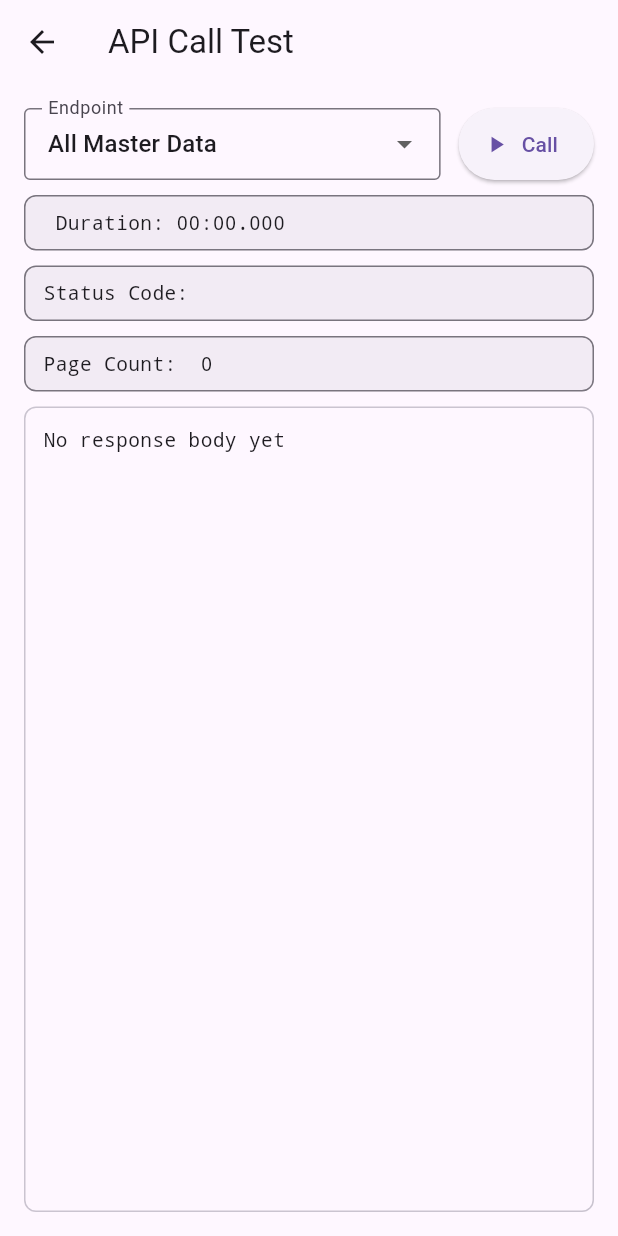
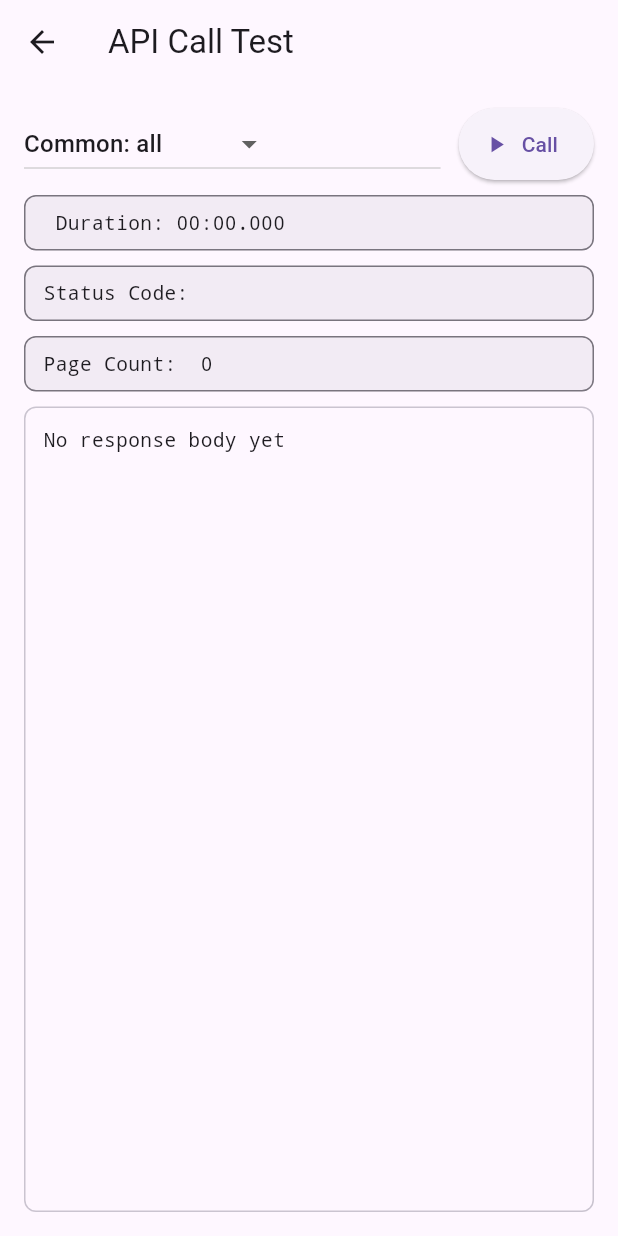
Before and after one commit to leoccccccchu/keyence_flutter_demo, a Flutter app: the screen it shows after launch, after a tap on "API Test", on a phone screen of 412 x 824 dp. Run offline on Flutter 3.47's test engine with Material 3 defaults, Android fonts, the phone set to English and light mode, and no system bars; our stand-ins replace dio; network calls fail.

Commit message:
update api test page

```diff
--- a/lib/api_test.dart
+++ b/lib/api_test.dart
@@ -14,36 +14,46 @@ class ApiTestPage extends StatefulWidget {
   State<ApiTestPage> createState() => _ApiTestPageState();
 }
 
-//Endpoint dropdown list
-enum Endpoint {
-  all,
+//Common Endpoint for all companies
+enum Commonendpoint {
+  all, //call all master data realated endpoints
   hhtlogin,
-  hhtitems,
-  hhtbarcodes,
-  hhtlocations,
-  hhtturncodes,
 }
 
-Endpoint _selected = Endpoint.values.first;
+//Endpoint for CDN
+enum CDNendpoint { hhtitems, hhtbarcodes, hhtlocations, hhtturncodes }
 
-extension EndpointLabel on Endpoint {
-  String get label {
-    switch (this) {
-      case Endpoint.all:
-        return 'All Master Data';
-      case Endpoint.hhtlogin:
-        return 'Login';
-      case Endpoint.hhtitems:
-        return 'Item';
-      case Endpoint.hhtbarcodes:
-        return 'Barcode';
-      case Endpoint.hhtlocations:
-        return 'Location';
-      case Endpoint.hhtturncodes:
-        return 'Turn Code';
-    }
-  }
+//Endpoint for LL
+enum LLendpoint { hhtitems, hhtbarcodes, hhtlocations }
+
+// Simple wrapper so DropdownButton has one type
+class EndpointOption {
+  final String endpointLabel;
+  final String endpointCompany;
+  final String endpointValue; // holds enum value
+  const EndpointOption(
+    this.endpointLabel,
+    this.endpointCompany,
+    this.endpointValue,
+  );
+
+  get name => null;
 }
+
+// Build one flat list of all enum values
+final options = [
+  ...Commonendpoint.values.map(
+    (e) => EndpointOption("Common: ${e.name}", '', e.name),
+  ),
+  ...CDNendpoint.values.map(
+    (e) => EndpointOption("CDN: ${e.name}", 'CDN', e.name),
+  ),
+  ...LLendpoint.values.map(
+    (e) => EndpointOption("LL: ${e.name}", 'LL', e.name),
+  ),
+];
+
+EndpointOption? selected;
 
 class _ApiTestPageState extends State<ApiTestPage> {
   final _scroll = ScrollController();
@@ -72,43 +82,53 @@ class _ApiTestPageState extends State<ApiTestPage> {
   @override
   void initState() {
     super.initState();
-    _selected = Endpoint.values.first; // reset every time page is created
+    // 👇 pre-select the first option
+    selected = options.first;
   }
 
+  //API CalL
   // Example of using it (e.g., inside your button handler)
   Future<void> onCallPressed() async {
     resetResult();
-    final results = await selectEndPointAsync(dio);
-    updateResult(results);
+    await selectEndPointAsync(dio);
+    //Make end for "all"
+    if (selected?.endpointValue == "all") {
+      updateResultEnd();
+    }
   }
 
   // Call ALL endpoints concurrently
-  Future<List<Map<String, dynamic>>> selectEndPointAsync(Dio dio) async {
+  Future<void> selectEndPointAsync(Dio dio) async {
     //select endpoints based on the dropdown selection
     // If "all" is selected, call all endpoints
-    List endpoints = <Endpoint>[];
-    switch (_selected) {
-      case Endpoint.all:
+    List endpoints = <EndpointOption>[];
+    switch (selected?.endpointValue) {
+      case 'all':
         endpoints = [
-          // Endpoint.hhtlogin,  //login not for master data
-          Endpoint.hhtitems,
-          Endpoint.hhtbarcodes,
-          Endpoint.hhtlocations,
-          Endpoint.hhtturncodes,
+          //fill in multiple endpoints
+          EndpointOption("", 'CDN', 'hhtitems'),
+          EndpointOption("", 'CDN', 'hhtbarcodes'),
+          EndpointOption("", 'CDN', 'hhtlocations'),
+          EndpointOption("", 'CDN', 'hhtturncodes'),
+          EndpointOption("", 'LL', 'hhtitems'),
+          EndpointOption("", 'LL', 'hhtbarcodes'),
+          EndpointOption("", 'LL', 'hhtlocations'),
         ];
       default:
-        endpoints = [_selected];
+        endpoints = [selected];
     }
 
     //for each endpoint on list, call the API and return a list of results
     final futures = endpoints
         .map((endpoint) => _callEndPoint(dio, endpoint))
         .toList();
-    return await Future.wait(futures);
+    // 3) Wait for *all* to complete
+    await Future.wait(futures); // ← this ensures we wait before returning
   }
 
   // Call a single endpoint and return the result
-  Future<Map<String, dynamic>> _callEndPoint(Dio dio, Endpoint ep) async {
+  Future<void> _callEndPoint(Dio dio, EndpointOption ep) async {
+    late final Map<String, dynamic> result;
     final sw = Stopwatch()..start(); // mark start
     int page = 0;
     String status = '--';
@@ -125,7 +145,7 @@ class _ApiTestPageState extends State<ApiTestPage> {
           options: Options(
             headers: {
               //change to config later
-              'Company': 'CDN',
+              'Company': ep.endpointCompany,
               //change to config later
               'Prefer': 'odata.maxpagesize=5000',
             },
@@ -142,7 +162,7 @@ class _ApiTestPageState extends State<ApiTestPage> {
         //only keep preview of the last page
         if (url == null) {
           status = response.statusCode.toString();
-          if (_selected != Endpoint.all) {
+          if (selected?.endpointValue != "all") {
             responseBodyFull = _prettyJson(
               response.data,
             ); // keep full, off-screen
@@ -151,66 +171,72 @@ class _ApiTestPageState extends State<ApiTestPage> {
       }
 
       sw.stop();
-
-      return {
-        'endpoint': ep.name,
+      result = {
+        'endpoint': ep.endpointValue,
+        'company': ep.endpointCompany,
         'status': status,
         'duration': fmtMinSecMs(sw.elapsed),
         'page': page,
         'data': responseBodyFull, // keep full data for debugging
       };
+      // listReult = [result];
+      updateResult([result]);
     } catch (e) {
       sw.stop();
-      return {
-        'endpoint': ep.name,
+      result = {
+        'endpoint': ep.endpointValue,
         'status': 'ERR',
         'duration': fmtMinSecMs(sw.elapsed),
         'error': e.toString(),
       };
+      updateResult([result]);
     }
+    // return result;
   }
 
-  final endpoint = _selected.name;
+  // final endpoint = selected?.name;
   // final fqdn = "bc.cosme.work"; //change to config later
   // final port = "7078"; //change to config later
   final fqdn = "bc-dev-ra.cosme.work"; //change to config later
   final port = "2053"; //change to config later
-  Uri _bcUri(Endpoint e, {Map<String, String>? qp}) {
+  Uri _bcUri(EndpointOption e, {Map<String, String>? qp}) {
     return Uri(
       scheme: 'https',
       host: fqdn,
       port: int.parse(port),
       path:
-          '/HHTAPI/api/CDN/HHT/v2.0/${e.name}', // <= hhtlogin / hhtitems / hhtlocations
+          '/HHTAPI/api/CDN/HHT/v2.0/${e.endpointValue}', // <= hhtlogin / hhtitems / hhtlocations
       queryParameters: qp,
     );
   }
 
-  Map<String, String>? _defaultQuery(Endpoint e) {
-    switch (e) {
-      case Endpoint.hhtlogin:
-        return {
+  Map<String, String>? _defaultQuery(EndpointOption e) {
+    Map<String, String> filter = {};
+    switch (e.endpointValue) {
+      case "hhtlogin":
+        filter = {
           r'$filter':
               "name eq 'ONECOM' and password eq '1234' and hhtId eq 'HHT001'", //change to config later
           r'$expand': 'hhtcompanies', //change to config later
         };
-      case Endpoint.hhtitems:
-        return {
+      case "hhtitems":
+        filter = {
           r'$select': //only return needed fields, this can make payload much smaller and faster
               'number,whCode,description,net,color,brand,itemCateCode,itemSubCate1,itemSubCate2,lastModifyDateTime',
         };
-      case Endpoint.hhtbarcodes:
-        return {
+      case "hhtbarcodes":
+        filter = {
           r'$select': //only return needed fields, this can make payload much smaller and faster
               'number,barcode,lastModifyDateTime',
         };
-      case Endpoint.hhtlocations:
-        return {};
-      case Endpoint.hhtturncodes:
-        return {};
-      case Endpoint.all:
-        return {};
+      case "hhtlocations":
+        filter = {};
+      case "hhtturncodes":
+        filter = {};
+      case "all":
+        filter = {};
     }
+    return filter;
   }
 
   String _prettyJson(dynamic data) {
@@ -250,15 +276,15 @@ class _ApiTestPageState extends State<ApiTestPage> {
   void updateResult(List<Map<String, dynamic>> results) {
     if (!mounted) return;
     String body = '';
-    if (_selected == Endpoint.all) {
+    if (selected?.endpointValue == "all") {
       body = results
           .map(
             (r) =>
-                '• ${r['endpoint']} -${r['status']} | ${r['page']} | ${r['duration']}',
+                '• ${r['company']} ${r['endpoint']} -${r['status']} | ${r['page']} | ${r['duration']}',
           )
           .join('\n');
       setState(() {
-        responseBodyPreview = body;
+        responseBodyPreview += '$body\n';
       });
     } else {
       final r = results.first; // only one result
@@ -269,6 +295,13 @@ class _ApiTestPageState extends State<ApiTestPage> {
         pageCount = r['page'] is int ? r['page'] as int : 0;
       });
     }
+  }
+
+  void updateResultEnd() {
+    if (!mounted) return;
+    setState(() {
+      responseBodyPreview += '\n End';
+    });
   }
 
   @override
@@ -290,21 +323,20 @@ class _ApiTestPageState extends State<ApiTestPage> {
             Row(
               children: [
                 Expanded(
-                  child: DropdownButtonFormField<Endpoint>(
-                    initialValue: _selected,
-                    decoration: const InputDecoration(
-                      labelText: 'Endpoint',
-                      border: OutlineInputBorder(),
-                      isDense: true,
-                    ),
-                    items: Endpoint.values
-                        .map(
-                          (e) =>
-                              DropdownMenuItem(value: e, child: Text(e.label)),
-                        )
-                        .toList(),
-                    onChanged: (v) {
-                      if (v != null) setState(() => _selected = v);
+                  child: DropdownButton<EndpointOption>(
+                    value: selected,
+                    hint: const Text("Select endpoint"),
+                    items: options.map((opt) {
+                      return DropdownMenuItem(
+                        value: opt,
+                        child: Text(opt.endpointLabel),
+                      );
+                    }).toList(),
+                    onChanged: (opt) {
+                      setState(() => selected = opt);
+                      debugPrint(
+                        "Label: ${opt?.endpointLabel} |Name: ${opt?.endpointCompany}|Value: ${opt?.endpointValue}",
+                      );
                     },
                   ),
                 ),
```
